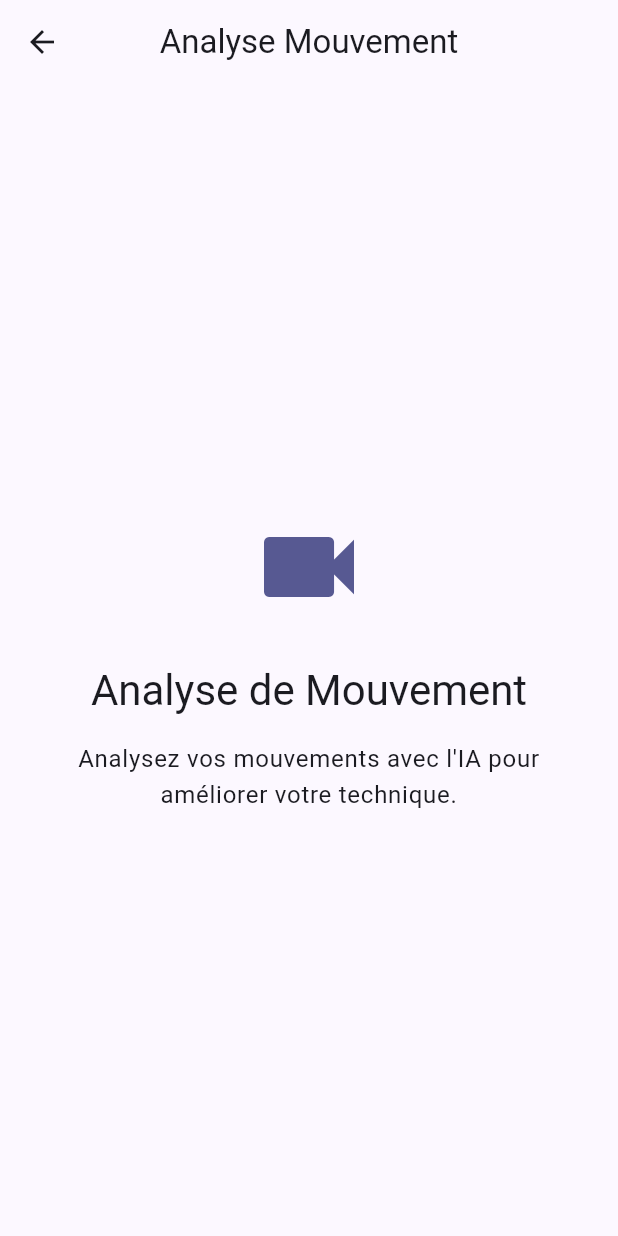
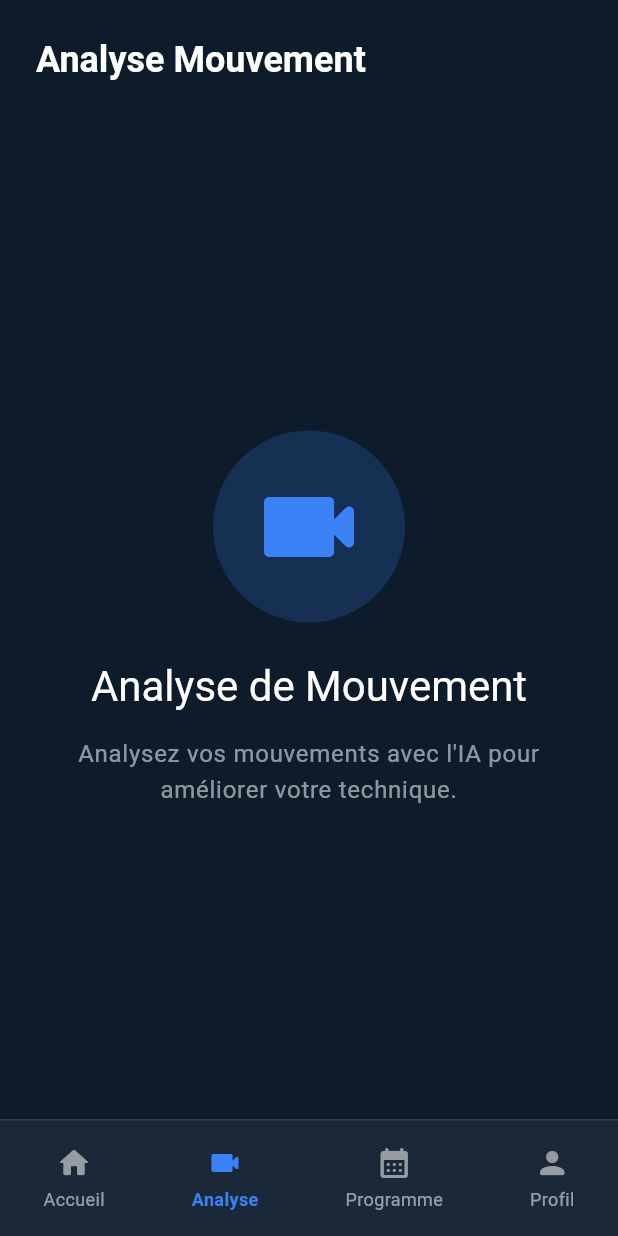
Before and after one commit to Eip-LiftUp/LiftUp-EIP, a Flutter app: the screen it shows after launch, item 2 of the bottom bar chosen, on a phone screen of 412 x 824 dp. Run offline on Flutter 3.47's test engine with Material 3 defaults, Android fonts, the phone set to English and light mode, and no system bars; our stand-ins replace flutter_riverpod, go_router.

Commit message:
Refactor: Implement ShellRoute for navigation and enhance error handling in router

```diff
--- a/client/app/lib/config/router.dart
+++ b/client/app/lib/config/router.dart
@@ -1,12 +1,28 @@
 import 'package:flutter/material.dart';
 import 'package:go_router/go_router.dart';
+import 'package:app/core/widgets/main_scaffold.dart';
 import 'package:app/features/home/presentation/pages/home_page.dart';
 import 'package:app/features/movement_analysis/presentation/pages/movement_analysis_page.dart';
 import 'package:app/features/profile/presentation/pages/profile_page.dart';
 import 'package:app/features/program/presentation/pages/program_page.dart';
 
+int _getNavIndex(String location) {
+  if (location.startsWith('/movement-analysis')) return 1;
+  if (location.startsWith('/program')) return 2;
+  if (location.startsWith('/profile')) return 3;
+  return 0;
+}
+
 final GoRouter appRouter = GoRouter(
   initialLocation: '/home',
+  routes: [
+    ShellRoute(
+      builder: (context, state, child) {
+        return MainScaffold(
+          currentIndex: _getNavIndex(state.uri.path),
+          child: child,
+        );
+      },
       routes: [
         GoRoute(
           path: '/home',
@@ -29,10 +45,19 @@ final GoRouter appRouter = GoRouter(
           name: 'program',
         ),
       ],
+    ),
+  ],
   errorBuilder: (context, state) => Scaffold(
-    appBar: AppBar(title: const Text('Error')),
+    backgroundColor: const Color(0xFF0D1B2A),
+    appBar: AppBar(
+      backgroundColor: const Color(0xFF1B2838),
+      title: const Text('Error', style: TextStyle(color: Colors.white)),
+    ),
     body: Center(
-      child: Text('Page not found: ${state.uri}'),
+      child: Text(
+        'Page not found: ${state.uri}',
+        style: const TextStyle(color: Colors.white),
+      ),
     ),
   ),
 );
--- a/client/app/lib/features/movement_analysis/presentation/pages/movement_analysis_page.dart
+++ b/client/app/lib/features/movement_analysis/presentation/pages/movement_analysis_page.dart
@@ -1,42 +1,64 @@
 import 'package:flutter/material.dart';
-import 'package:go_router/go_router.dart';
 import 'package:app/core/constants/app_constants.dart';
+import 'package:app/core/widgets/main_scaffold.dart';
 
 class MovementAnalysisPage extends StatelessWidget {
   const MovementAnalysisPage({super.key});
 
   @override
   Widget build(BuildContext context) {
-    return Scaffold(
-      appBar: AppBar(
-        leading: IconButton(
-          icon: const Icon(Icons.arrow_back),
-          onPressed: () => context.go('/home'),
+    return SafeArea(
+      child: Column(
+        children: [
+          // Header
+          Padding(
+            padding: const EdgeInsets.all(AppConstants.spacingL),
+            child: Row(
+              children: [
+                Text(
+                  'Analyse Mouvement',
+                  style: Theme.of(context).textTheme.headlineSmall?.copyWith(
+                    color: AppColors.textPrimary,
+                    fontWeight: FontWeight.bold,
                   ),
-        title: const Text('Analyse Mouvement'),
                 ),
-      body: SafeArea(
+              ],
+            ),
+          ),
+          // Content
+          Expanded(
             child: Center(
               child: Padding(
                 padding: const EdgeInsets.all(AppConstants.spacingL),
                 child: Column(
                   mainAxisAlignment: MainAxisAlignment.center,
                   children: [
-                Icon(
-                  Icons.videocam,
+                    Container(
+                      padding: const EdgeInsets.all(AppConstants.spacingL),
+                      decoration: BoxDecoration(
+                        color: AppColors.primary.withOpacity(0.2),
+                        shape: BoxShape.circle,
+                      ),
+                      child: const Icon(
+                        Icons.videocam_rounded,
                         size: 80,
-                  color: Theme.of(context).colorScheme.primary,
+                        color: AppColors.primary,
+                      ),
                     ),
                     const SizedBox(height: AppConstants.spacingL),
                     Text(
                       'Analyse de Mouvement',
-                  style: Theme.of(context).textTheme.headlineMedium,
+                      style: Theme.of(context).textTheme.headlineMedium?.copyWith(
+                        color: AppColors.textPrimary,
+                      ),
                       textAlign: TextAlign.center,
                     ),
                     const SizedBox(height: AppConstants.spacingM),
                     Text(
                       'Analysez vos mouvements avec l\'IA pour améliorer votre technique.',
-                  style: Theme.of(context).textTheme.bodyLarge,
+                      style: Theme.of(context).textTheme.bodyLarge?.copyWith(
+                        color: AppColors.textSecondary,
+                      ),
                       textAlign: TextAlign.center,
                     ),
                   ],
@@ -44,6 +66,8 @@ class MovementAnalysisPage extends StatelessWidget {
               ),
             ),
           ),
+        ],
+      ),
     );
   }
 }
```
Also changed, not shown: client/app/lib/features/home/presentation/pages/home_page.dart (+11 -100 lines), client/app/lib/features/profile/presentation/pages/profile_page.dart (+31 -14 lines), client/app/lib/features/program/presentation/pages/program_page.dart (+37 -13 lines). Lines whose indentation alone changed are shown as unchanged.
